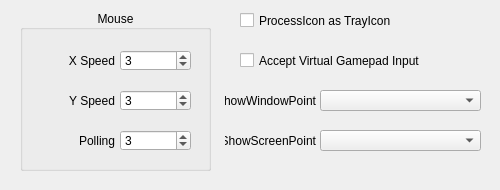
Above: QKeyMapper/qmappingadvanceddialog.ui from Zalafina/QKeyMapper before the change. Below: the same form after it.
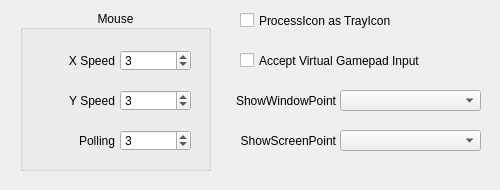
That is the form after the change.

The edit to the form file:
```diff
--- a/QKeyMapper/qmappingadvanceddialog.ui
+++ b/QKeyMapper/qmappingadvanceddialog.ui
@@ -180,7 +180,7 @@
     <rect>
      <x>225</x>
      <y>90</y>
-     <width>91</width>
+     <width>111</width>
      <height>21</height>
     </rect>
    </property>
@@ -194,9 +194,9 @@
   <widget class="QComboBox" name="showWindowPointKeyComboBox">
    <property name="geometry">
     <rect>
-     <x>320</x>
+     <x>340</x>
      <y>90</y>
-     <width>161</width>
+     <width>141</width>
      <height>21</height>
     </rect>
    </property>
@@ -207,9 +207,9 @@
   <widget class="QComboBox" name="showScreenPointKeyComboBox">
    <property name="geometry">
     <rect>
-     <x>320</x>
+     <x>340</x>
      <y>130</y>
-     <width>161</width>
+     <width>141</width>
      <height>21</height>
     </rect>
    </property>
@@ -222,7 +222,7 @@
     <rect>
      <x>225</x>
      <y>130</y>
-     <width>91</width>
+     <width>111</width>
      <height>21</height>
     </rect>
    </property>
```
